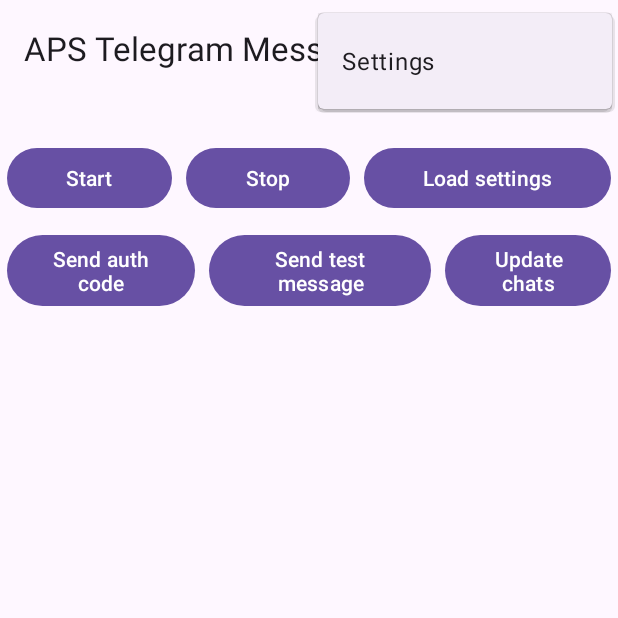
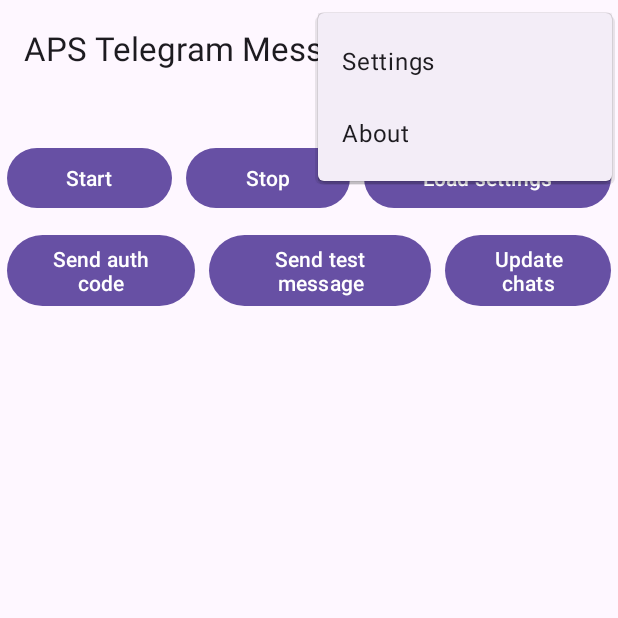
Before and after one commit to zan-od/ApsTelegramMessenger, an Android app: the screen it shows after launch (MainActivity), with the options menu open, on a phone screen of 412 x 824 dp, the top half of it. Run offline under Robolectric (Android 15) with nearby library versions, the phone set to English and light mode, and no system bars; our stand-ins replace RxJava; pictures from the network do not load; 1 statement that could not run was skipped.

Commit message:
Added added about dialog with version number

```diff
--- a/app/build.gradle.kts
+++ b/app/build.gradle.kts
@@ -35,6 +35,7 @@ android {
     }
     buildFeatures {
         viewBinding = true
+        buildConfig = true
     }
 }
 
--- a/app/src/main/res/menu/menu_main.xml
+++ b/app/src/main/res/menu/menu_main.xml
@@ -7,4 +7,9 @@
         android:orderInCategory="100"
         android:title="@string/action_settings"
         app:showAsAction="never" />
+    <item
+        android:id="@+id/action_about"
+        android:orderInCategory="300"
+        android:title="@string/action_about"
+        app:showAsAction="never" />
 </menu>
--- a/app/src/main/res/values/strings.xml
+++ b/app/src/main/res/values/strings.xml
@@ -1,7 +1,8 @@
 <resources>
     <string name="app_name">APS Telegram Messenger</string>
     <string name="action_settings">Settings</string>
-    <string name="title_activity_settings">SettingsActivity</string>
+    <string name="title_activity_settings">Settings</string>
+    <string name="action_about">About</string>
 
     <!-- Preference Titles -->
     <string name="telegram_header">Telegram</string>
```
Also changed, not shown: app/src/main/java/com/example/apstelegrammessenger/MainActivity.kt (+22 -4 lines).
